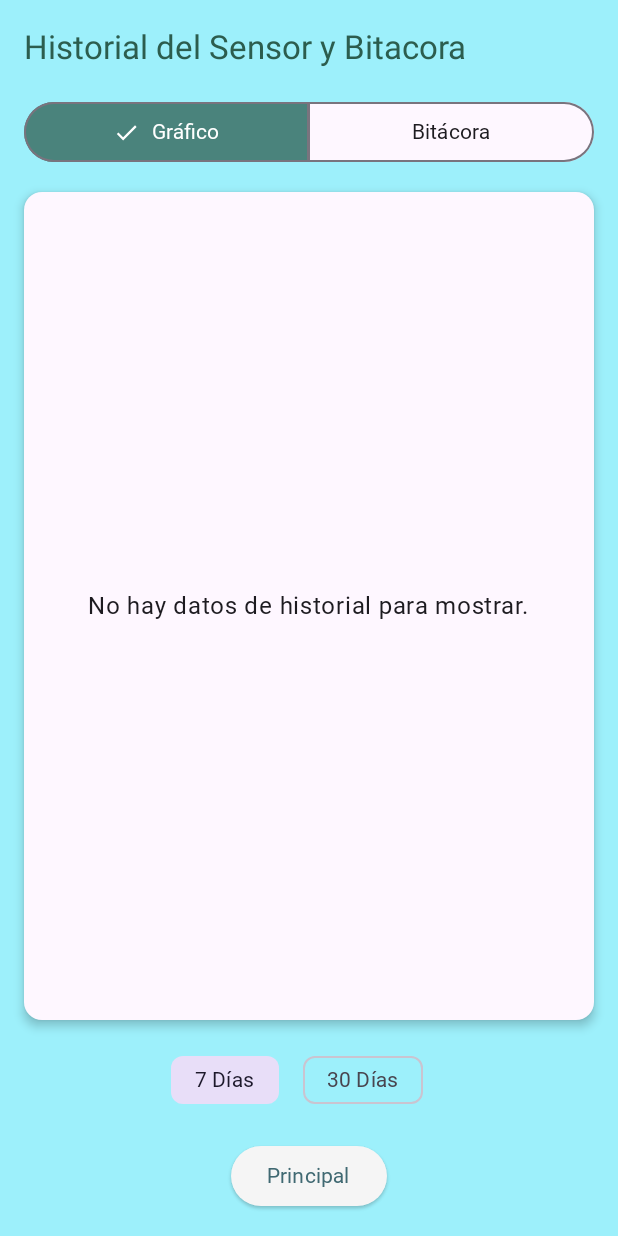
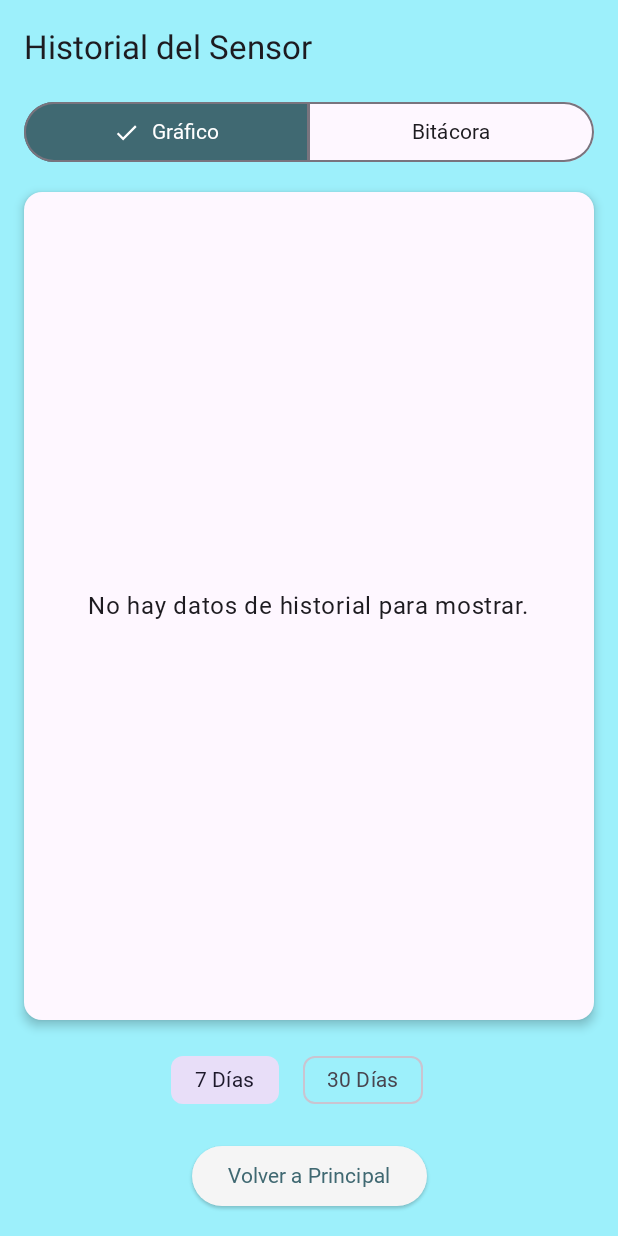
Before and after one commit to ELIDAN17/AURORA_SOS, an Android app built with Jetpack Compose: the SensorHistorialScreen screen opened through its navigation route, on a phone screen of 412 x 824 dp. Run offline under Robolectric (Android 15) with nearby library versions, the phone set to English and light mode, and no system bars; our stand-ins replace Firebase (no records; nobody signed in at launch, a user with empty details on screens opened directly); Roboto replaces fonts that are not available here.

Commit message:
Actualizacion V.2.5 modo white and dark

```diff
--- a/app/src/main/java/com/example/aurora_sos/SensorHistorialScreen.kt
+++ b/app/src/main/java/com/example/aurora_sos/SensorHistorialScreen.kt
@@ -3,11 +3,9 @@ package com.example.aurora_sos
 import android.app.Application
 import androidx.compose.animation.AnimatedContent
 import androidx.compose.foundation.Canvas
-import androidx.compose.foundation.background
 import androidx.compose.foundation.layout.*
 import androidx.compose.foundation.lazy.LazyColumn
 import androidx.compose.foundation.lazy.items
-import androidx.compose.foundation.shape.RoundedCornerShape
 import androidx.compose.material3.*
 import androidx.compose.runtime.*
 import androidx.compose.ui.Alignment
@@ -50,23 +48,9 @@ fun SensorHistorialScreen(
     Scaffold(
         topBar = {
             TopAppBar(
-                title = { Text("Historial del Sensor y Bitacora", color = MaterialTheme.colorScheme.onBackground) },
+                title = { Text("Historial del Sensor") },
                 colors = TopAppBarDefaults.topAppBarColors(containerColor = MaterialTheme.colorScheme.background)
             )
-        },
-        bottomBar = {
-             Row(
-                modifier = Modifier
-                    .fillMaxWidth()
-                    .padding(vertical = 16.dp),
-                horizontalArrangement = Arrangement.SpaceEvenly
-            ) {
-                ElevatedButton(
-                    onClick = { navController.popBackStack() }
-                ) {
-                    Text("Principal")
-                }
-            }
         }
     ) { paddingValues ->
         Column(
@@ -81,8 +65,8 @@ fun SensorHistorialScreen(
                 HistorialVista.entries.forEach { vista ->
                     SegmentedButton(
                         colors = SegmentedButtonDefaults.colors(
-                            activeContainerColor = MaterialTheme.colorScheme.secondary,
-                            activeContentColor = MaterialTheme.colorScheme.onSecondary,
+                            activeContainerColor = MaterialTheme.colorScheme.primary,
+                            activeContentColor = MaterialTheme.colorScheme.onPrimary,
                             inactiveContainerColor = MaterialTheme.colorScheme.surface,
                             inactiveContentColor = MaterialTheme.colorScheme.onSurface
                         ),
@@ -97,19 +81,29 @@ fun SensorHistorialScreen(
 
             Spacer(modifier = Modifier.height(16.dp))
 
-            AnimatedContent(targetState = vistaSeleccionada, label = "vista_historial") { vista ->
-                when (vista) {
-                    HistorialVista.GRAFICO -> VistaGrafico(uiState = uiState, viewModel = viewModel)
-                    HistorialVista.BITACORA -> VistaBitacora(uiState = uiState)
+            // Contenido principal que ocupa el espacio sobrante
+            Box(modifier = Modifier.weight(1f)) {
+                AnimatedContent(targetState = vistaSeleccionada, label = "vista_historial") { vista ->
+                    when (vista) {
+                        HistorialVista.GRAFICO -> VistaGrafico(uiState = uiState, viewModel = viewModel)
+                        HistorialVista.BITACORA -> VistaBitacora(uiState = uiState)
+                    }
                 }
             }
+
+            // Botón de navegación al final del contenido
+            Spacer(modifier = Modifier.height(16.dp))
+            ElevatedButton(onClick = { navController.popBackStack() }) {
+                Text("Volver a Principal")
+            }
+            Spacer(modifier = Modifier.height(16.dp))
         }
     }
 }
 
 @Composable
 private fun VistaGrafico(uiState: SensorHistorialUiState, viewModel: SensorHistorialViewModel) {
-    Column(horizontalAlignment = Alignment.CenterHorizontally, modifier = Modifier.fillMaxHeight()) {
+    Column(horizontalAlignment = Alignment.CenterHorizontally, modifier = Modifier.fillMaxSize()) {
         Card(
             modifier = Modifier
                 .fillMaxWidth()
@@ -153,7 +147,7 @@ private fun VistaGrafico(uiState: SensorHistorialUiState, viewModel: SensorHisto
 
 @Composable
 private fun VistaBitacora(uiState: SensorHistorialUiState) {
-    if (uiState.isLoading && uiState.eventosTendencia.isEmpty()) {
+     if (uiState.isLoading && uiState.eventosTendencia.isEmpty()) {
         Box(modifier = Modifier.fillMaxSize(), contentAlignment = Alignment.Center) { CircularProgressIndicator() }
         return
     }
--- a/app/src/main/java/com/example/aurora_sos/ui/theme/Theme.kt
+++ b/app/src/main/java/com/example/aurora_sos/ui/theme/Theme.kt
@@ -12,10 +12,10 @@ private val DarkColorScheme = darkColorScheme(
     onPrimary = PetroleumGreen15,
     secondary = PetroleumGreen60,
     onSecondary = PetroleumGreen90,
-    background = Gray10, // Fondo casi negro
-    onBackground = Gray90, // Texto gris claro
-    surface = Gray5, // Superficie un poco más clara que el fondo
-    onSurface = Gray90 // Texto gris claro en superficies
+    background = Gray10,
+    onBackground = Gray90,
+    surface = Gray5,
+    onSurface = Gray90
 )
 
 private val LightColorScheme = lightColorScheme(
@@ -32,7 +32,6 @@ private val LightColorScheme = lightColorScheme(
 @Composable
 fun AURORA_SOSTheme(
     darkTheme: Boolean = isSystemInDarkTheme(),
-    dynamicColor: Boolean = false, // Se mantiene deshabilitado
     content: @Composable () -> Unit
 ) {
     val colorScheme = if (darkTheme) {
--- a/app/src/main/java/com/example/aurora_sos/ui/theme/Type.kt
+++ b/app/src/main/java/com/example/aurora_sos/ui/theme/Type.kt
@@ -12,7 +12,6 @@ val baloo2 = FontFamily(
     Font(R.font.schoolbell)
 )
 
-// Set of Material typography styles to start with
 val Typography = Typography(
     displayLarge = TextStyle(
         fontFamily = baloo2,
```
